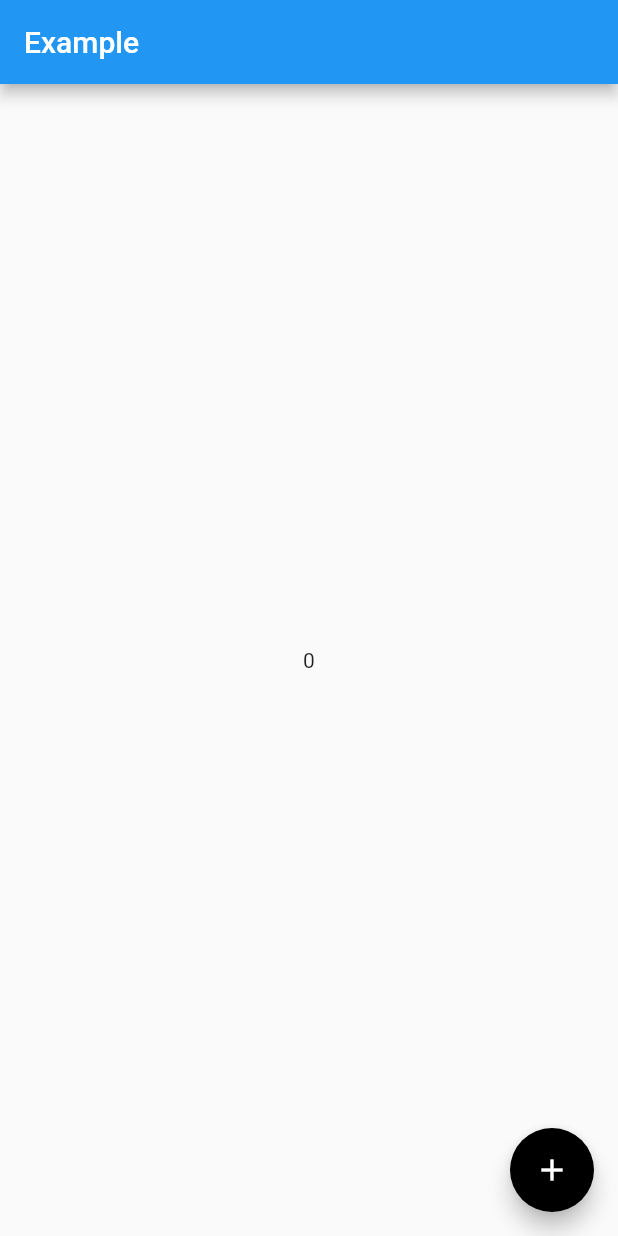
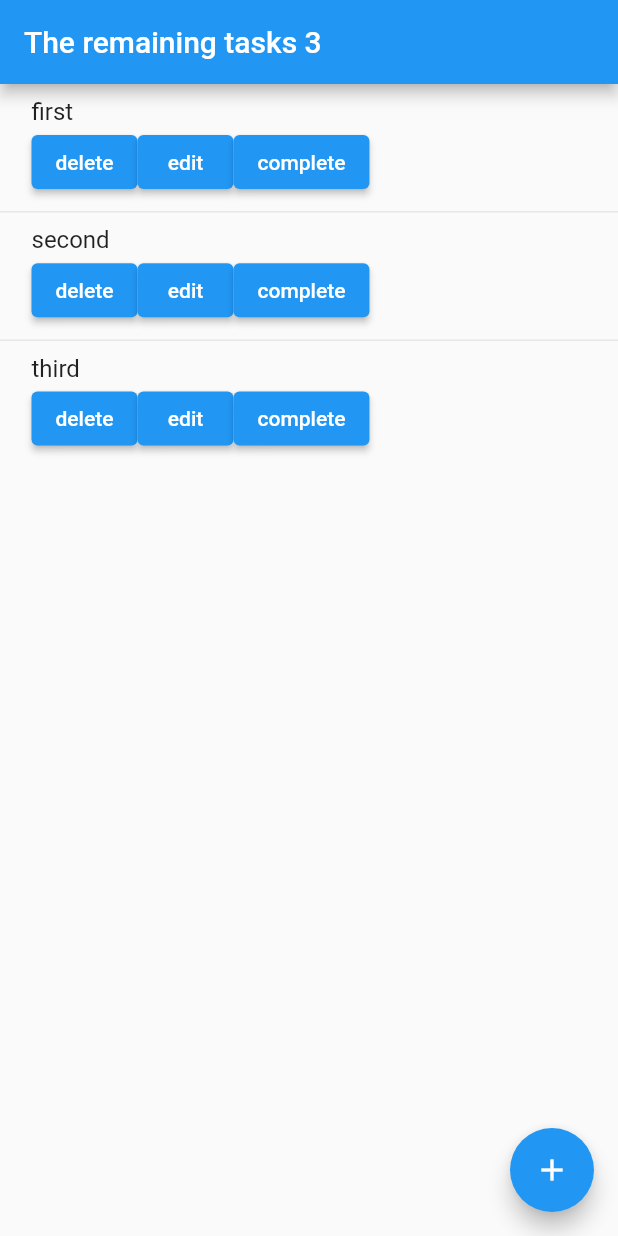
Before and after one commit to Kate941-su/todo_riverpod, a Flutter app: the screen it shows after launch, on a phone screen of 412 x 824 dp. Run offline on Flutter 3.47's test engine with Material 2 defaults, Android fonts, the phone set to English and light mode, and no system bars; our stand-ins replace flutter_riverpod, freezed_annotation.

Commit message:
Todoアプリの原型を作成

```diff
--- a/lib/main.dart
+++ b/lib/main.dart
@@ -1,16 +1,12 @@
 import 'package:flutter/material.dart';
 import 'package:flutter_riverpod/flutter_riverpod.dart';
-
-// 値（ここでは "Hello world"）を格納する「プロバイダ」を作成します。
-// プロバイダを使うことで値のモックやオーバーライドが可能になります。
-final helloWorldProvider = Provider((_) => 'Hello world');
-final counterProvider = StateProvider((ref) => 0);
+import 'package:todo_riverpod/todo_list_provider.dart';
+import 'todo_list_filter_provider.dart';
+import 'uncompletedTodosCount.dart';
+import 'todo_list_filter_provider.dart';
 
 void main() {
   runApp(
-    // プロバイダをウィジェットで利用するには、アプリ全体を
-    // `ProviderScope` ウィジェットで囲む必要があります。
-    // ここに各プロバイダのステート（状態）・値が格納されていきます。
     ProviderScope(
       child: MyApp(),
     ),
@@ -19,40 +15,68 @@ void main() {
 
 class MyApp extends StatelessWidget {
   const MyApp({Key? key}) : super(key: key);
+
   @override
   Widget build(BuildContext context) {
     return MaterialApp(home: Home());
   }
 }
 
-// StatelessWidget の代わりに Riverpod の ConsumerWidget を継承します。
-
-
 class Home extends ConsumerWidget {
   @override
   Widget build(BuildContext context, WidgetRef ref) {
-    final String value = ref.watch(helloWorldProvider);
-    StateController<int> counter = ref.watch(counterProvider.notifier);
+    final todoListState = ref.watch(todoListStateProvider.notifier);
+    final uncompletedTodosCountState = ref.watch(uncompletedTodosCount);
     return MaterialApp(
       home: Scaffold(
-        appBar: AppBar(title: const Text('Example')),
+        appBar: AppBar(title: Text('The remaining tasks $uncompletedTodosCountState')),
         body: Center(
-          child: Column (
-            mainAxisAlignment: MainAxisAlignment.center,
-            children: [
-              Consumer(builder: (context, ref, _) {
-                final count = ref.watch(counterProvider);
-                return Text(count.toString());
-              })
-            ],
-          )
+          child: ListView.separated(
+            itemCount: todoListState.state.length,
+            itemBuilder: (context, index) {
+              return Container(
+                  padding: const EdgeInsets.all(5),
+                  child: ListTile(
+                    title: Text(
+                      '${todoListState.state[index].description!}',
+                    ),
+                    subtitle: Row(
+                      children: [
+                        ElevatedButton(
+                          child: Text('delete'),
+                          onPressed: () {
+                            todoListState.delete(todoListState.state[index]);
+                          },
+                        ),
+                        ElevatedButton(
+                          child: Text('edit'),
+                          onPressed: () {},
+                        ),
+                        ElevatedButton(
+                          child: Text('complete'),
+                          onPressed: () {
+                            todoListState.toggle(todoListState.state[index].id!);
+                          },
+                        ),
+                      ],
+                    ),
+                  ),
+                );
+            },
+            separatorBuilder: (context, index) {
+              return const Divider(
+                height: 0.5,
+              );
+            },
+          ),
         ),
         floatingActionButton: FloatingActionButton(
-          onPressed: (){
-            counter.state++;
+          onPressed: () {
+           todoListState.add(
+               description: "hello!"
+           );
           },
           child: Icon(Icons.add),
-          backgroundColor: Colors.black,
         ),
       ),
     );
--- /dev/null
+++ b/lib/uncompletedTodosCount.dart
@@ -0,0 +1,8 @@
+import 'package:flutter_riverpod/flutter_riverpod.dart';
+import 'package:todo_riverpod/todo_list_filter_provider.dart';
+import 'package:todo_riverpod/todo_list_provider.dart';
+import 'todo_list_filter_provider.dart';
+
+final uncompletedTodosCount = Provider<int>((ref) {
+  return ref.watch(todoListStateProvider).where((todo) => (todo.isCompleted == false)).length;
+});
--- a/pubspec.yaml
+++ b/pubspec.yaml
@@ -30,9 +30,13 @@ environment:
 dependencies:
   flutter:
     sdk: flutter
+  cupertino_icons: ^1.0.2
   flutter_riverpod: ^2.3.6
   freezed: ^2.3.4
-  cupertino_icons: ^1.0.2
+  build_runner: ^2.4.4
+  freezed_annotation: ^2.2.0
+  json_serializable: ^6.7.0
+  uuid: ^3.0.4
 
 dev_dependencies:
   flutter_test:
```
Also changed, not shown: analysis_options.yaml (+7 -0 lines), lib/counter.dart (added, +76 -0 lines), lib/todo.dart (added, +20 -0 lines), lib/todo_list_filter_provider.dart (added, +9 -0 lines), lib/todo_list_provider.dart (added, +67 -0 lines), lib/todo.freezed.dart (added), lib/todo.g.dart (added), pubspec.lock, 1 other file.
